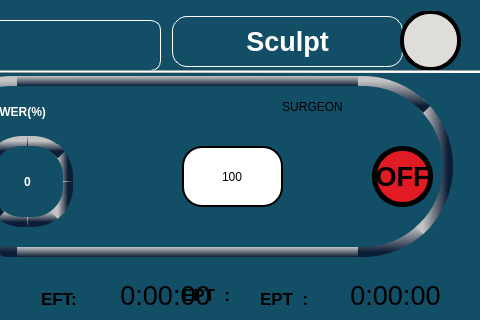
Before: the Qt Designer form mainwindow.ui in RISWANAAAA/venturiphaco, drawn with Qt 5; both pictures show x 790 to 1270 and y 0 to 320 of the 1270 by 720 pixel window.
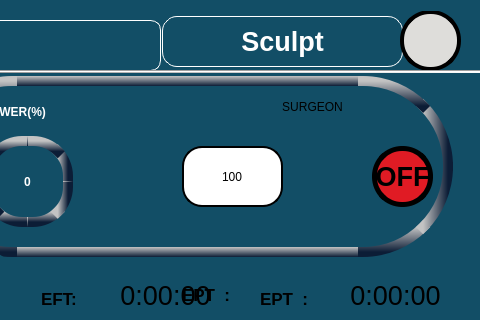
After: the same form once the commit is applied. The open tabs and pages were chosen to show the change. Icons and pictures are not drawn.

The edit to the form file:
```diff
--- a/mainwindow.ui
+++ b/mainwindow.ui
@@ -497,9 +497,9 @@
      <widget class="QLabel" name="label_88">
       <property name="geometry">
        <rect>
-        <x>970</x>
+        <x>960</x>
         <y>10</y>
-        <width>231</width>
+        <width>241</width>
         <height>51</height>
        </rect>
       </property>
```
Left out of the diff: 96 changed lines with no effect on the pictures.
